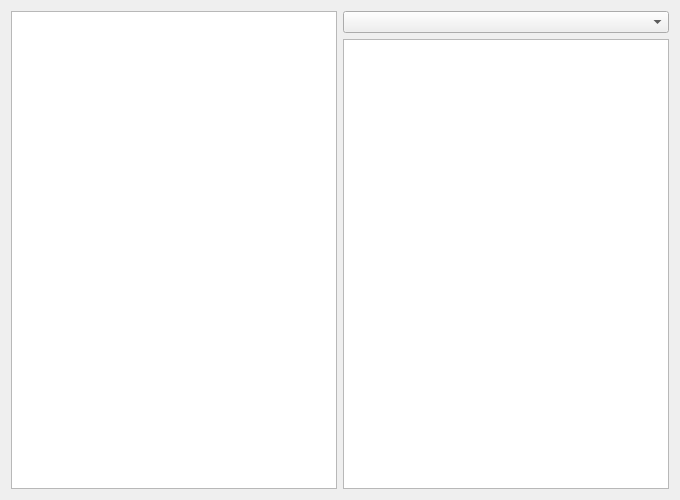
First picture: the form in querymodelwidget.ui, repository yuripilshikov/QtDbReaderProject, before the edit.
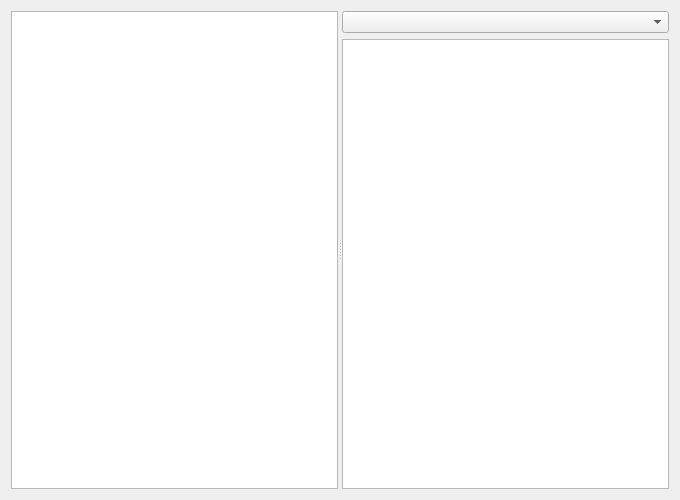
Second picture: the form after the edit.

```diff
--- a/querymodelwidget.ui
+++ b/querymodelwidget.ui
@@ -13,11 +13,14 @@
   <property name="windowTitle">
    <string>Form</string>
   </property>
-  <layout class="QHBoxLayout" name="horizontalLayout">
+  <layout class="QVBoxLayout" name="verticalLayout_2">
    <item>
+    <widget class="QSplitter" name="splitter">
+     <property name="orientation">
+      <enum>Qt::Horizontal</enum>
+     </property>
     <widget class="QListView" name="listView"/>
-   </item>
-   <item>
+     <widget class="QWidget" name="">
     <layout class="QVBoxLayout" name="verticalLayout">
      <item>
       <widget class="QComboBox" name="cbStandard"/>
@@ -26,6 +29,8 @@
       <widget class="QTextBrowser" name="textBrowser"/>
      </item>
     </layout>
+     </widget>
+    </widget>
    </item>
   </layout>
  </widget>
```
Lines whose indentation alone changed are shown as unchanged.
